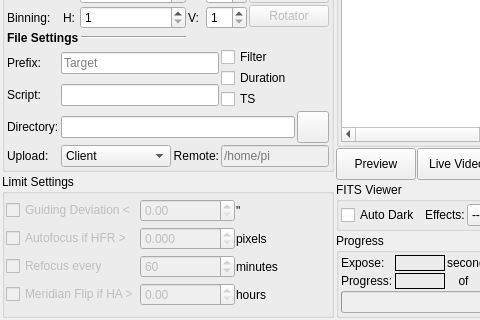
KDE/kstars, file kstars/ekos/capture/capture.ui: the form before one commit; both pictures show x 0 to 480 and y 241 to 561 of the 667 by 561 pixel window.
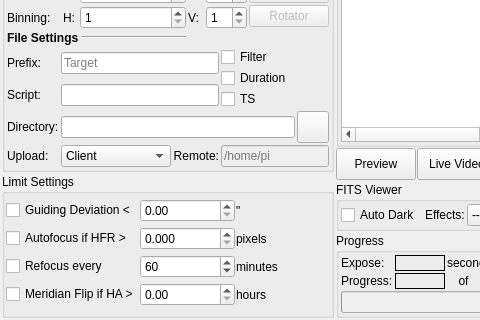
The form after the commit. Custom widgets are drawn as their Qt base class.

Commit message: Enable limits settings by default. Display warnings if they are selected but if the respective modules are not active yet

```diff
--- a/kstars/ekos/capture/capture.ui
+++ b/kstars/ekos/capture/capture.ui
@@ -970,7 +970,7 @@
         <item row="3" column="1">
          <widget class="QDoubleSpinBox" name="meridianHours">
           <property name="enabled">
-           <bool>false</bool>
+           <bool>true</bool>
           </property>
           <property name="decimals">
            <number>2</number>
@@ -992,7 +992,7 @@
         <item row="3" column="0">
          <widget class="QCheckBox" name="meridianCheck">
           <property name="enabled">
-           <bool>false</bool>
+           <bool>true</bool>
           </property>
           <property name="toolTip">
            <string>&lt;html&gt;&lt;head/&gt;&lt;body&gt;&lt;p&gt;Command a meridian flip if the hour angle exceeds the specified value. Capture and Guiding will be suspended and resumed after the flip is complete.&lt;/p&gt;&lt;/body&gt;&lt;/html&gt;</string>
@@ -1018,7 +1018,7 @@
         <item row="0" column="1">
          <widget class="QDoubleSpinBox" name="guideDeviation">
           <property name="enabled">
-           <bool>false</bool>
+           <bool>true</bool>
           </property>
           <property name="decimals">
            <number>2</number>
@@ -1034,7 +1034,7 @@
         <item row="1" column="1">
          <widget class="QDoubleSpinBox" name="HFRPixels">
           <property name="enabled">
-           <bool>false</bool>
+           <bool>true</bool>
           </property>
           <property name="decimals">
            <number>3</number>
@@ -1056,7 +1056,7 @@
         <item row="1" column="0">
          <widget class="QCheckBox" name="autofocusCheck">
           <property name="enabled">
-           <bool>false</bool>
+           <bool>true</bool>
           </property>
           <property name="toolTip">
            <string>Perform autofocusing once Half-Flux-Radius (HFR) value exceeds this limit</string>
@@ -1069,7 +1069,7 @@
         <item row="0" column="0">
          <widget class="QCheckBox" name="guideDeviationCheck">
           <property name="enabled">
-           <bool>false</bool>
+           <bool>true</bool>
           </property>
           <property name="toolTip">
            <string>Abort sequence if guiding deviation exceed this value</string>
@@ -1111,7 +1111,7 @@
         <item row="2" column="0">
          <widget class="QCheckBox" name="refocusEveryNCheck">
           <property name="enabled">
-           <bool>false</bool>
+           <bool>true</bool>
           </property>
           <property name="text">
            <string>Refocus every</string>
@@ -1121,7 +1121,7 @@
         <item row="2" column="1">
          <widget class="QSpinBox" name="refocusEveryN">
           <property name="enabled">
-           <bool>false</bool>
+           <bool>true</bool>
           </property>
           <property name="minimum">
            <number>1</number>
```
The commit also changes 2 other files.
